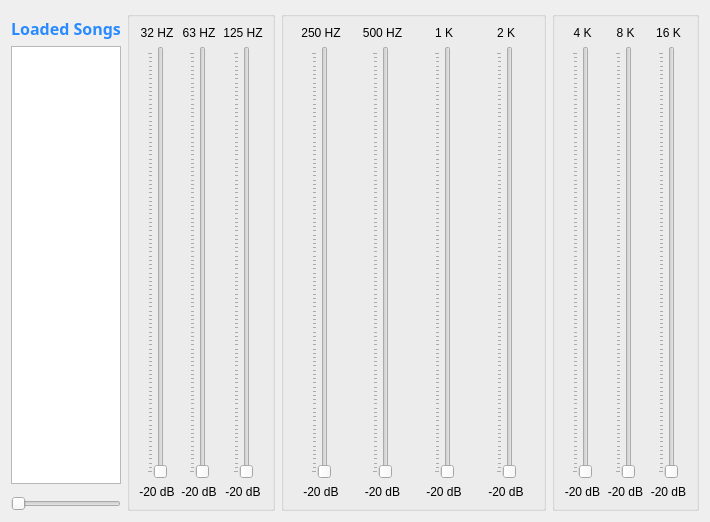
Mohamed-Ibrahim-01/music-equalizer, file src/ui/equalizer.ui: the form before one commit.
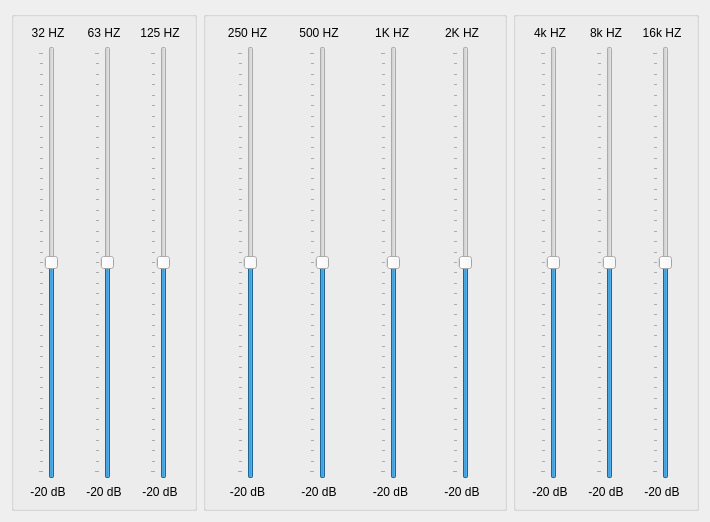
The form after the commit.

Patch:
```diff
--- a/src/ui/equalizer.ui
+++ b/src/ui/equalizer.ui
@@ -16,82 +16,6 @@
   <layout class="QVBoxLayout" name="verticalLayout">
    <item>
     <layout class="QHBoxLayout" name="horizontalLayout_4">
-     <item>
-      <layout class="QVBoxLayout" name="verticalLayout_2">
-       <item>
-        <spacer name="verticalSpacer_2">
-         <property name="orientation">
-          <enum>Qt::Vertical</enum>
-         </property>
-         <property name="sizeType">
-          <enum>QSizePolicy::Minimum</enum>
-         </property>
-         <property name="sizeHint" stdset="0">
-          <size>
-           <width>20</width>
-           <height>6</height>
-          </size>
-         </property>
-        </spacer>
-       </item>
-       <item>
-        <widget class="QLabel" name="label">
-         <property name="font">
-          <font>
-           <family>Source Code Pro</family>
-           <pointsize>12</pointsize>
-           <weight>75</weight>
-           <bold>true</bold>
-          </font>
-         </property>
-         <property name="styleSheet">
-          <string notr="true">color: #2a8aff;
-font-family: &quot;Source Code Pro&quot;;
-font-weight: bold;</string>
-         </property>
-         <property name="text">
-          <string>Loaded Songs</string>
-         </property>
-         <property name="alignment">
-          <set>Qt::AlignCenter</set>
-         </property>
-        </widget>
-       </item>
-       <item>
-        <widget class="QListWidget" name="loaded_songs">
-         <property name="itemAlignment">
-          <set>Qt::AlignHCenter|Qt::AlignJustify</set>
-         </property>
-        </widget>
-       </item>
-       <item>
-        <spacer name="verticalSpacer">
-         <property name="orientation">
-          <enum>Qt::Vertical</enum>
-         </property>
-         <property name="sizeType">
-          <enum>QSizePolicy::Minimum</enum>
-         </property>
-         <property name="sizeHint" stdset="0">
-          <size>
-           <width>20</width>
-           <height>6</height>
-          </size>
-         </property>
-        </spacer>
-       </item>
-       <item>
-        <widget class="QSlider" name="horizontalSlider">
-         <property name="toolTip">
-          <string>Volume</string>
-         </property>
-         <property name="orientation">
-          <enum>Qt::Horizontal</enum>
-         </property>
-        </widget>
-       </item>
-      </layout>
-     </item>
      <item>
       <widget class="QGroupBox" name="low_freq_groupbox">
        <property name="minimumSize">
@@ -127,9 +51,21 @@
           </item>
           <item row="1" column="1">
            <widget class="QSlider" name="hz_32">
+            <property name="minimum">
+             <number>-20</number>
+            </property>
+            <property name="maximum">
+             <number>20</number>
+            </property>
+            <property name="sliderPosition">
+             <number>0</number>
+            </property>
             <property name="orientation">
              <enum>Qt::Vertical</enum>
             </property>
+            <property name="invertedControls">
+             <bool>false</bool>
+            </property>
             <property name="tickPosition">
              <enum>QSlider::TicksAbove</enum>
             </property>
@@ -178,29 +114,6 @@
         </item>
         <item row="1" column="3">
          <layout class="QGridLayout" name="gridLayout_2">
-          <item row="1" column="0">
-           <spacer name="horizontalSpacer_5">
-            <property name="orientation">
-             <enum>Qt::Horizontal</enum>
-            </property>
-            <property name="sizeHint" stdset="0">
-             <size>
-              <width>40</width>
-              <height>20</height>
-             </size>
-            </property>
-           </spacer>
-          </item>
-          <item row="1" column="1">
-           <widget class="QSlider" name="hz_125">
-            <property name="orientation">
-             <enum>Qt::Vertical</enum>
-            </property>
-            <property name="tickPosition">
-             <enum>QSlider::TicksAbove</enum>
-            </property>
-           </widget>
-          </item>
           <item row="1" column="2">
            <spacer name="horizontalSpacer_6">
             <property name="orientation">
@@ -227,6 +140,35 @@
             </property>
            </widget>
           </item>
+          <item row="1" column="1">
+           <widget class="QSlider" name="hz_125">
+            <property name="minimum">
+             <number>-20</number>
+            </property>
+            <property name="maximum">
+             <number>20</number>
+            </property>
+            <property name="orientation">
+             <enum>Qt::Vertical</enum>
+            </property>
+            <property name="tickPosition">
+             <enum>QSlider::TicksAbove</enum>
+            </property>
+           </widget>
+          </item>
+          <item row="1" column="0">
+           <spacer name="horizontalSpacer_5">
+            <property name="orientation">
+             <enum>Qt::Horizontal</enum>
+            </property>
+            <property name="sizeHint" stdset="0">
+             <size>
+              <width>40</width>
+              <height>20</height>
+             </size>
+            </property>
+           </spacer>
+          </item>
           <item row="2" column="0" colspan="3">
            <widget class="QLabel" name="label_76">
             <property name="styleSheet">
@@ -259,6 +201,12 @@
           </item>
           <item row="1" column="1">
            <widget class="QSlider" name="hz_64">
+            <property name="minimum">
+             <number>-20</number>
+            </property>
+            <property name="maximum">
+             <number>20</number>
+            </property>
             <property name="orientation">
              <enum>Qt::Vertical</enum>
             </property>
@@ -362,6 +310,12 @@
           </item>
           <item row="1" column="1">
            <widget class="QSlider" name="hz_500">
+            <property name="minimum">
+             <number>-20</number>
+            </property>
+            <property name="maximum">
+             <number>20</number>
+            </property>
             <property name="orientation">
              <enum>Qt::Vertical</enum>
             </property>
@@ -441,6 +395,12 @@
           </item>
           <item row="1" column="1">
            <widget class="QSlider" name="hz_1k">
+            <property name="minimum">
+             <number>-20</number>
+            </property>
+            <property name="maximum">
+             <number>20</number>
+            </property>
             <property name="orientation">
              <enum>Qt::Vertical</enum>
             </property>
@@ -468,7 +428,7 @@
              <string notr="true"/>
             </property>
             <property name="text">
-             <string>1 K</string>
+             <string> 1K HZ</string>
             </property>
             <property name="alignment">
              <set>Qt::AlignCenter</set>
@@ -494,6 +454,12 @@
           </item>
           <item row="1" column="1">
            <widget class="QSlider" name="hz_250">
+            <property name="minimum">
+             <number>-20</number>
+            </property>
+            <property name="maximum">
+             <number>20</number>
+            </property>
             <property name="orientation">
              <enum>Qt::Vertical</enum>
             </property>
@@ -560,6 +526,12 @@
           </item>
           <item row="1" column="1">
            <widget class="QSlider" name="hz_1k_2">
+            <property name="minimum">
+             <number>-20</number>
+            </property>
+            <property name="maximum">
+             <number>20</number>
+            </property>
             <property name="orientation">
              <enum>Qt::Vertical</enum>
             </property>
@@ -587,7 +559,7 @@
              <string notr="true"/>
             </property>
             <property name="text">
-             <string>2 K</string>
+             <string>2K HZ</string>
             </property>
             <property name="alignment">
              <set>Qt::AlignCenter</set>
@@ -610,7 +582,253 @@
          </layout>
         </item>
         <item row="0" column="0" colspan="4">
-         <layout class="QHBoxLayout" name="low_freq_icons_6"/>
+         <layout class="QHBoxLayout" name="mid_freq_icons"/>
+        </item>
+       </layout>
+      </widget>
+     </item>
+     <item>
+      <widget class="QGroupBox" name="low_freq_groupbox_2">
+       <property name="minimumSize">
+        <size>
+         <width>0</width>
+         <height>200</height>
+        </size>
+       </property>
+       <property name="styleSheet">
+        <string notr="true"/>
+       </property>
+       <property name="title">
+        <string/>
+       </property>
+       <property name="flat">
+        <bool>false</bool>
+       </property>
+       <layout class="QGridLayout" name="gridLayout_13">
+        <item row="1" column="1">
+         <layout class="QGridLayout" name="gridLayout_14">
+          <item row="1" column="0">
+           <spacer name="horizontalSpacer_23">
+            <property name="orientation">
+             <enum>Qt::Horizontal</enum>
+            </property>
+            <property name="sizeHint" stdset="0">
+             <size>
+              <width>40</width>
+              <height>20</height>
+             </size>
+            </property>
+           </spacer>
+          </item>
+          <item row="1" column="1">
+           <widget class="QSlider" name="hz_33">
+            <property name="minimum">
+             <number>-20</number>
+            </property>
+            <property name="maximum">
+             <number>20</number>
+            </property>
+            <property name="sliderPosition">
+             <number>0</number>
+            </property>
+            <property name="orientation">
+             <enum>Qt::Vertical</enum>
+            </property>
+            <property name="invertedControls">
+             <bool>false</bool>
+            </property>
+            <property name="tickPosition">
+             <enum>QSlider::TicksAbove</enum>
+            </property>
+           </widget>
+          </item>
+          <item row="1" column="2">
+           <spacer name="horizontalSpacer_24">
+            <property name="orientation">
+             <enum>Qt::Horizontal</enum>
+            </property>
+            <property name="sizeHint" stdset="0">
+             <size>
+              <width>40</width>
+              <height>20</height>
+             </size>
+            </property>
+           </spacer>
+          </item>
+          <item row="0" column="0" colspan="3">
+           <widget class="QLabel" name="label_93">
+            <property name="styleSheet">
+             <string notr="true"/>
+            </property>
+            <property name="text">
+             <string>4k HZ</string>
+            </property>
+            <property name="alignment">
+             <set>Qt::AlignCenter</set>
+            </property>
+           </widget>
+          </item>
+          <item row="2" column="0" colspan="3">
+           <widget class="QLabel" name="label_94">
+            <property name="styleSheet">
+             <string notr="true"/>
+            </property>
+            <property name="text">
+             <string>-20 dB</string>
+            </property>
+            <property name="alignment">
+             <set>Qt::AlignCenter</set>
+            </property>
+           </widget>
+          </item>
+         </layout>
+        </item>
+        <item row="1" column="3">
+         <layout class="QGridLayout" name="gridLayout_15">
+          <item row="1" column="2">
+           <spacer name="horizontalSpacer_25">
+            <property name="orientation">
+             <enum>Qt::Horizontal</enum>
+            </property>
+            <property name="sizeHint" stdset="0">
+             <size>
+              <width>40</width>
+              <height>20</height>
+             </size>
+            </property>
+           </spacer>
+          </item>
+          <item row="0" column="0" colspan="3">
+           <widget class="QLabel" name="label_95">
+            <property name="styleSheet">
+             <string notr="true"/>
+            </property>
+            <property name="text">
+             <string>16k HZ</string>
+            </property>
+            <property name="alignment">
+             <set>Qt::AlignCenter</set>
+            </property>
+           </widget>
+          </item>
+          <item row="1" column="1">
+           <widget class="QSlider" name="hz_126">
+            <property name="minimum">
+             <number>-20</number>
+            </property>
+            <property name="maximum">
+             <number>20</number>
+            </property>
+            <property name="orientation">
+             <enum>Qt::Vertical</enum>
+            </property>
+            <property name="tickPosition">
+             <enum>QSlider::TicksAbove</enum>
+            </property>
+           </widget>
+          </item>
+          <item row="1" column="0">
+           <spacer name="horizontalSpacer_26">
+            <property name="orientation">
+             <enum>Qt::Horizontal</enum>
+            </property>
+            <property name="sizeHint" stdset="0">
+             <size>
+              <width>40</width>
+              <height>20</height>
+             </size>
+            </property>
+           </spacer>
+          </item>
+          <item row="2" column="0" colspan="3">
+           <widget class="QLabel" name="label_96">
+            <property name="styleSheet">
+             <string notr="true"/>
+            </property>
+            <property name="text">
+             <string>-20 dB</string>
+            </property>
+            <property name="alignment">
+             <set>Qt::AlignCenter</set>
+            </property>
+           </widget>
+          </item>
+         </layout>
+        </item>
+        <item row="1" column="2">
+         <layout class="QGridLayout" name="gridLayout_16">
+          <item row="1" column="0">
+           <spacer name="horizontalSpacer_27">
+            <property name="orientation">
+             <enum>Qt::Horizontal</enum>
+            </property>
+            <property name="sizeHint" stdset="0">
+             <size>
+              <width>40</width>
+              <height>20</height>
+             </size>
+            </property>
+           </spacer>
+          </item>
+          <item row="1" column="1">
+           <widget class="QSlider" name="hz_65">
+            <property name="minimum">
+             <number>-20</number>
+            </property>
+            <property name="maximum">
+             <number>20</number>
+            </property>
+            <property name="orientation">
+             <enum>Qt::Vertical</enum>
+            </property>
+            <property name="tickPosition">
+             <enum>QSlider::TicksAbove</enum>
+            </property>
+           </widget>
+          </item>
+          <item row="1" column="2">
+           <spacer name="horizontalSpacer_28">
+            <property name="orientation">
+             <enum>Qt::Horizontal</enum>
+            </property>
+            <property name="sizeHint" stdset="0">
+             <size>
+              <width>40</width>
+              <height>20</height>
+             </size>
+            </property>
+           </spacer>
+          </item>
+          <item row="0" column="0" colspan="3">
+           <widget class="QLabel" name="label_97">
+            <property name="styleSheet">
+             <string notr="true"/>
+            </property>
+            <property name="text">
+             <string>8k HZ</string>
+            </property>
+            <property name="alignment">
+             <set>Qt::AlignCenter</set>
+            </property>
+           </widget>
+          </item>
+          <item row="2" column="0" colspan="3">
+           <widget class="QLabel" name="label_98">
+            <property name="styleSheet">
+             <string notr="true"/>
+            </property>
+            <property name="text">
+             <string>-20 dB</string>
+            </property>
+            <property name="alignment">
+             <set>Qt::AlignCenter</set>
+            </property>
+           </widget>
+          </item>
+         </layout>
+        </item>
+        <item row="0" column="1" colspan="3">
+         <layout class="QHBoxLayout" name="high_freq_icons"/>
         </item>
        </layout>
       </widget>
@@ -628,225 +846,6 @@
        </property>
       </spacer>
      </item>
-     <item>
-      <widget class="QGroupBox" name="groupBox_7">
-       <property name="minimumSize">
-        <size>
-         <width>0</width>
-         <height>200</height>
-        </size>
-       </property>
-       <property name="styleSheet">
-        <string notr="true"/>
-       </property>
-       <property name="title">
-        <string/>
-       </property>
-       <property name="flat">
-        <bool>false</bool>
-       </property>
-       <layout class="QHBoxLayout" name="horizontalLayout_13">
-        <item>
-         <layout class="QGridLayout" name="gridLayout_8">
-          <item row="1" column="0">
-           <spacer name="horizontalSpacer_17">
-            <property name="orientation">
-             <enum>Qt::Horizontal</enum>
-            </property>
-            <property name="sizeHint" stdset="0">
-             <size>
-              <width>40</width>
-              <height>20</height>
-             </size>
-            </property>
-           </spacer>
-          </item>
-          <item row="1" column="1">
-           <widget class="QSlider" name="hz_4k">
-            <property name="orientation">
-             <enum>Qt::Vertical</enum>
-            </property>
-            <property name="tickPosition">
-             <enum>QSlider::TicksAbove</enum>
-            </property>
-           </widget>
-          </item>
-          <item row="1" column="2">
-           <spacer name="horizontalSpacer_18">
-            <property name="orientation">
-             <enum>Qt::Horizontal</enum>
-            </property>
-            <property name="sizeHint" stdset="0">
-             <size>
-              <width>40</width>
-              <height>20</height>
-             </size>
-            </property>
-           </spacer>
-          </item>
-          <item row="0" column="0" colspan="3">
-           <widget class="QLabel" name="label_87">
-            <property name="styleSheet">
-             <string notr="true"/>
-            </property>
-            <property name="text">
-             <string>4 K</string>
-            </property>
-            <property name="alignment">
-             <set>Qt::AlignCenter</set>
-            </property>
-           </widget>
-          </item>
-          <item row="2" column="0" colspan="3">
-           <widget class="QLabel" name="label_88">
-            <property name="styleSheet">
-             <string notr="true"/>
-            </property>
-            <property name="text">
-             <string>-20 dB</string>
-            </property>
-            <property name="alignment">
-             <set>Qt::AlignCenter</set>
-            </property>
-           </widget>
-          </item>
-         </layout>
-        </item>
-        <item>
-         <layout class="QGridLayout" name="gridLayout_9">
-          <item row="1" column="0">
-           <spacer name="horizontalSpacer_19">
-            <property name="orientation">
-             <enum>Qt::Horizontal</enum>
-            </property>
-            <property name="sizeHint" stdset="0">
-             <size>
-              <width>40</width>
-              <height>20</height>
-             </size>
-            </property>
-           </spacer>
-          </item>
-          <item row="1" column="1">
-           <widget class="QSlider" name="hz_8k">
-            <property name="orientation">
-             <enum>Qt::Vertical</enum>
-            </property>
-            <property name="tickPosition">
-             <enum>QSlider::TicksAbove</enum>
-            </property>
-           </widget>
-          </item>
-          <item row="1" column="2">
-           <spacer name="horizontalSpacer_20">
-            <property name="orientation">
-             <enum>Qt::Horizontal</enum>
-            </property>
-            <property name="sizeHint" stdset="0">
-             <size>
-              <width>40</width>
-              <height>20</height>
-             </size>
-            </property>
-           </spacer>
-          </item>
-          <item row="0" column="0" colspan="3">
-           <widget class="QLabel" name="label_89">
-            <property name="styleSheet">
-             <string notr="true"/>
-            </property>
-            <property name="text">
-             <string>8 K</string>
-            </property>
-            <property name="alignment">
-             <set>Qt::AlignCenter</set>
-            </property>
-           </widget>
-          </item>
-          <item row="2" column="0" colspan="3">
-           <widget class="QLabel" name="label_90">
-            <property name="styleSheet">
-             <string notr="true"/>
-            </property>
-            <property name="text">
-             <string>-20 dB</string>
-            </property>
-            <property name="alignment">
-             <set>Qt::AlignCenter</set>
-            </property>
-           </widget>
-          </item>
-         </layout>
-        </item>
-        <item>
-         <layout class="QGridLayout" name="gridLayout_10">
-          <item row="1" column="0">
-           <spacer name="horizontalSpacer_21">
-            <property name="orientation">
-             <enum>Qt::Horizontal</enum>
-            </property>
-            <property name="sizeHint" stdset="0">
-             <size>
-              <width>40</width>
-              <height>20</height>
-             </size>
-            </property>
-           </spacer>
-          </item>
-          <item row="1" column="1">
-           <widget class="QSlider" name="hz_16k">
-            <property name="orientation">
-             <enum>Qt::Vertical</enum>
-            </property>
-            <property name="tickPosition">
-             <enum>QSlider::TicksAbove</enum>
-            </property>
-           </widget>
-          </item>
-          <item row="1" column="2">
-           <spacer name="horizontalSpacer_22">
-            <property name="orientation">
-             <enum>Qt::Horizontal</enum>
-            </property>
-            <property name="sizeHint" stdset="0">
-             <size>
-              <width>40</width>
-              <height>20</height>
-             </size>
-            </property>
-           </spacer>
-          </item>
-          <item row="0" column="0" colspan="3">
-           <widget class="QLabel" name="label_91">
-            <property name="styleSheet">
-             <string notr="true"/>
-            </property>
-            <property name="text">
-             <string>16 K</string>
-            </property>
-            <property name="alignment">
-             <set>Qt::AlignCenter</set>
-            </property>
-           </widget>
-          </item>
-          <item row="2" column="0" colspan="3">
-           <widget class="QLabel" name="label_92">
-            <property name="styleSheet">
-             <string notr="true"/>
-            </property>
-            <property name="text">
-             <string>-20 dB</string>
-            </property>
-            <property name="alignment">
-             <set>Qt::AlignCenter</set>
-            </property>
-           </widget>
-          </item>
-         </layout>
-        </item>
-       </layout>
-      </widget>
-     </item>
     </layout>
    </item>
   </layout>
```
